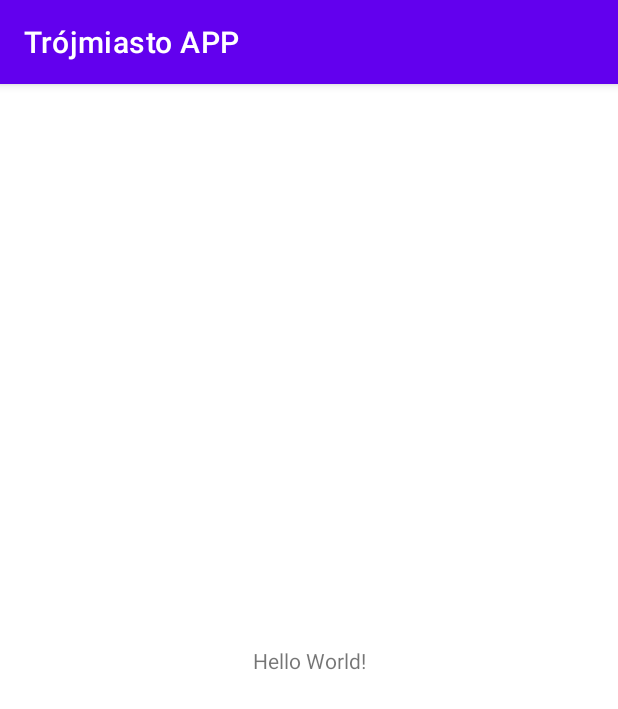
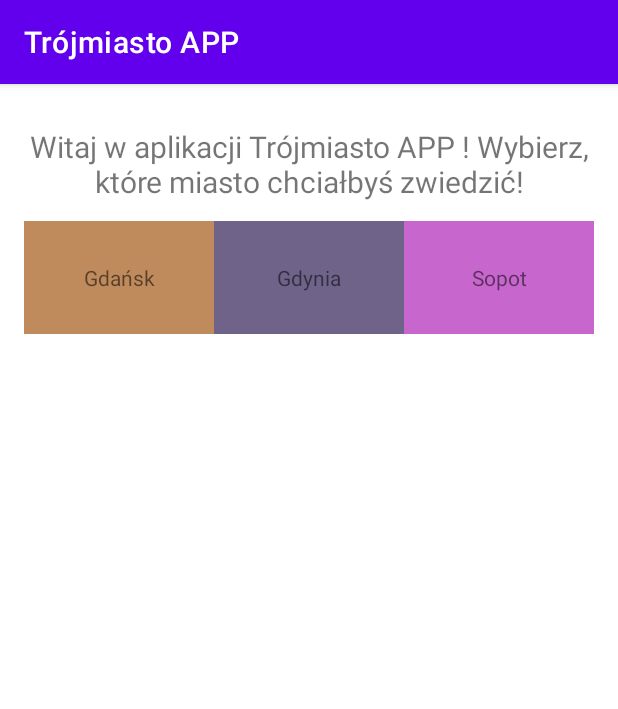
Before and after one commit to Kakaoss/TrojmiastoAPP, an Android app: the screen it shows after launch (MainActivity), on a phone screen of 412 x 824 dp. Shown: the top 709 px of the screen. Run offline under Robolectric (Android 15) with nearby library versions, the phone set to English and light mode, and no system bars.

Commit message:
main layout zrobiony

```diff
--- a/app/src/main/res/layout/activity_main.xml
+++ b/app/src/main/res/layout/activity_main.xml
@@ -1,18 +1,49 @@
-<?xml version="1.0" encoding="utf-8"?>
-<androidx.constraintlayout.widget.ConstraintLayout xmlns:android="http://schemas.android.com/apk/res/android"
-    xmlns:app="http://schemas.android.com/apk/res-auto"
+<LinearLayout xmlns:android="http://schemas.android.com/apk/res/android"
     xmlns:tools="http://schemas.android.com/tools"
     android:layout_width="match_parent"
     android:layout_height="match_parent"
-    tools:context=".MainActivity">
+    android:orientation="vertical"
+    android:padding="16dp">
 
     <TextView
-        android:layout_width="wrap_content"
-        android:layout_height="wrap_content"
-        android:text="Hello World!"
-        app:layout_constraintBottom_toBottomOf="parent"
-        app:layout_constraintEnd_toEndOf="parent"
-        app:layout_constraintStart_toStartOf="parent"
-        app:layout_constraintTop_toTopOf="parent" />
+        android:layout_width="match_parent"
+        android:layout_height="75dp"
+        android:text="@string/welcome_message"
+        android:textSize="20sp"
+        android:gravity="center"/>
 
-</androidx.constraintlayout.widget.ConstraintLayout>
+    <LinearLayout
+        android:layout_width="match_parent"
+        android:layout_height="75dp"
+        android:orientation="horizontal">
+
+        <TextView
+            android:id="@+id/textViewGdansk"
+            android:layout_width="0dp"
+            android:layout_height="match_parent"
+            android:layout_weight="1"
+            android:text="@string/gdansk"
+            android:gravity="center"
+            android:background="@color/colorGdansk"/>
+
+        <TextView
+            android:id="@+id/textViewGdynia"
+            android:layout_width="0dp"
+            android:layout_height="match_parent"
+            android:layout_weight="1"
+            android:text="@string/gdynia"
+            android:gravity="center"
+            android:background="@color/colorGdynia"/>
+
+        <TextView
+            android:id="@+id/textViewSopot"
+            android:layout_width="0dp"
+            android:layout_height="match_parent"
+            android:layout_weight="1"
+            android:text="@string/sopot"
+            android:gravity="center"
+            android:background="@color/colorSopot"/>
+
+    </LinearLayout>
+
+</LinearLayout>
--- a/app/src/main/res/values/colors.xml
+++ b/app/src/main/res/values/colors.xml
@@ -7,4 +7,7 @@
     <color name="teal_700">#FF018786</color>
     <color name="black">#FF000000</color>
     <color name="white">#FFFFFFFF</color>
+    <color name="colorGdansk">#FFBF8A5C</color>
+    <color name="colorGdynia">#6F638A</color>
+    <color name="colorSopot">#C766CD</color>
 </resources>
--- a/app/src/main/res/values/strings.xml
+++ b/app/src/main/res/values/strings.xml
@@ -1,3 +1,7 @@
 <resources>
     <string name="app_name">Trójmiasto APP</string>
+    <string name="welcome_message">Witaj w aplikacji Trójmiasto APP ! Wybierz, które miasto chciałbyś zwiedzić!</string>
+    <string name="gdansk">Gdańsk</string>
+    <string name="gdynia">Gdynia</string>
+    <string name="sopot">Sopot</string>
 </resources>
```
Also changed, not shown: app/src/main/java/com/example/trjmiastoapp/MainActivity.kt (line endings or trailing spaces).
